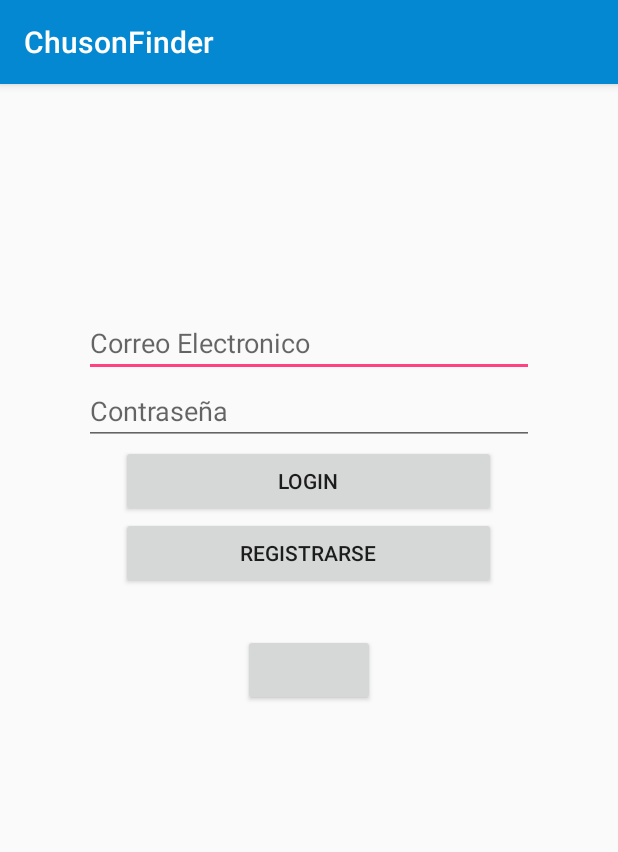
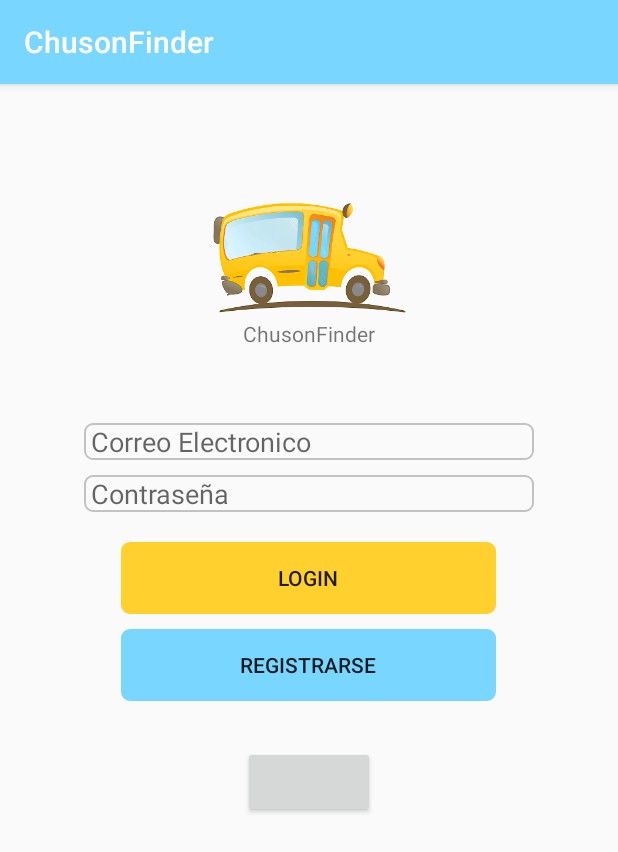
Before and after one commit to blackbrs/ChusonFinder, an Android app: the UsuarioLoginActivity screen opened directly, with no data from a screen before it, on a phone screen of 412 x 824 dp. Shown: the top 852 px of the screen. Run offline under Robolectric (Android 15) with nearby library versions, the phone set to English and light mode, and no system bars; our stand-ins replace Firebase (no records; nobody signed in at launch, a user with empty details on screens opened directly); libraries missing offline, so code that uses them is left out: com.facebook, com.facebook.appevents, com.facebook.login; plain views replace LoginButton; 4 statements that could not run were skipped.

Commit message:
Estilos login y paleta de colores de la app

```diff
--- a/app/src/main/java/grupo14/chusonfinder/UsuarioLoginActivity.java
+++ b/app/src/main/java/grupo14/chusonfinder/UsuarioLoginActivity.java
@@ -9,6 +9,7 @@ import android.widget.Button;
 import android.widget.EditText;
 import android.widget.ProgressBar;
 import android.widget.Toast;
+import android.widget.Toolbar;
 
 import com.facebook.AccessToken;
 import com.facebook.CallbackManager;
--- a/app/src/main/res/layout/activity_usuario_login.xml
+++ b/app/src/main/res/layout/activity_usuario_login.xml
@@ -4,10 +4,23 @@
     xmlns:tools="http://schemas.android.com/tools"
     android:layout_width="match_parent"
     android:layout_height="match_parent"
-    android:paddingTop="150dp"
     android:gravity="center_horizontal"
     android:orientation="vertical"
-    tools:context="grupo14.chusonfinder.UsuarioLoginActivity">
+    tools:context="grupo14.chusonfinder.UsuarioLoginActivity"
+    android:theme="@style/AppTheme">
+
+    <ImageView
+        android:id="@+id/imageView2"
+        android:layout_width="match_parent"
+        android:layout_height="81dp"
+        app:srcCompat="@mipmap/logo"
+        android:layout_marginTop="75dp"/>
+
+    <TextView
+        android:layout_width="match_parent"
+        android:layout_height="wrap_content"
+        android:text="@string/app_name"
+        android:textAlignment="center"/>
 
     <EditText
         android:id="@+id/editCorreo"
@@ -15,27 +28,36 @@
         android:layout_height="wrap_content"
         android:ems="10"
         android:inputType="textPersonName"
-        android:hint="Correo Electronico"/>
+        android:hint=" Correo Electronico"
+        android:layout_marginTop="50dp"
+        android:background="@drawable/input_outline"/>
     <EditText
         android:id="@+id/editContra"
         android:layout_width="300dp"
         android:layout_height="wrap_content"
         android:ems="10"
         android:inputType="textPassword"
-        android:hint="Contraseña"/>
+        android:hint=" Contraseña"
+        android:background="@drawable/input_outline"
+        android:layout_marginTop="10dp"/>
 
     <Button
-        android:paddingTop="10dp"
         android:id="@+id/login"
         android:layout_width="250dp"
         android:layout_height="wrap_content"
-        android:text="Login" />
+        android:backgroundTint="@color/yellow"
+        android:layout_marginTop="20dp"
+        android:text="Login"
+        android:background="@drawable/input_outline"/>
+
     <Button
-        android:paddingTop="10dp"
         android:id="@+id/Regis"
         android:layout_width="250dp"
         android:layout_height="wrap_content"
-        android:text="Registrarse" />
+        android:layout_marginTop="10dp"
+        android:text="Registrarse"
+        android:background="@drawable/input_outline"
+        android:backgroundTint="@color/cyan"/>
 
 
     <com.facebook.login.widget.LoginButton
--- a/app/src/main/res/values/colors.xml
+++ b/app/src/main/res/values/colors.xml
@@ -1,7 +1,9 @@
 <?xml version="1.0" encoding="utf-8"?>
 <resources>
     <color name="colorPrimary">#0488d1</color>
-    <color name="colorPrimaryDark">#0477bd</color>
-    <color name="colorAccent">#FF4081</color>
+    <color name="colorPrimaryDark">#6CB5C6</color>
     <color name="grayColor">#c2c2c2</color>
+    <color name="yellow">#FFD02E</color>
+    <color name="cyan">#79D6FF</color>
+
 </resources>
--- a/app/src/main/res/values/styles.xml
+++ b/app/src/main/res/values/styles.xml
@@ -3,9 +3,9 @@
     <!-- Base application theme. -->
     <style name="AppTheme" parent="Theme.AppCompat.Light.DarkActionBar">
         <!-- Customize your theme here. -->
-        <item name="colorPrimary">@color/colorPrimary</item>
+        <item name="colorPrimary">@color/cyan</item>
         <item name="colorPrimaryDark">@color/colorPrimaryDark</item>
-        <item name="colorAccent">@color/colorAccent</item>
+        <item name="colorAccent">@color/yellow</item>
     </style>
 
     <style name="AppTheme.NoActionBar">
```
Also changed, not shown: app/src/main/res/layout/activity_administrador_login.xml (+26 -5 lines).
